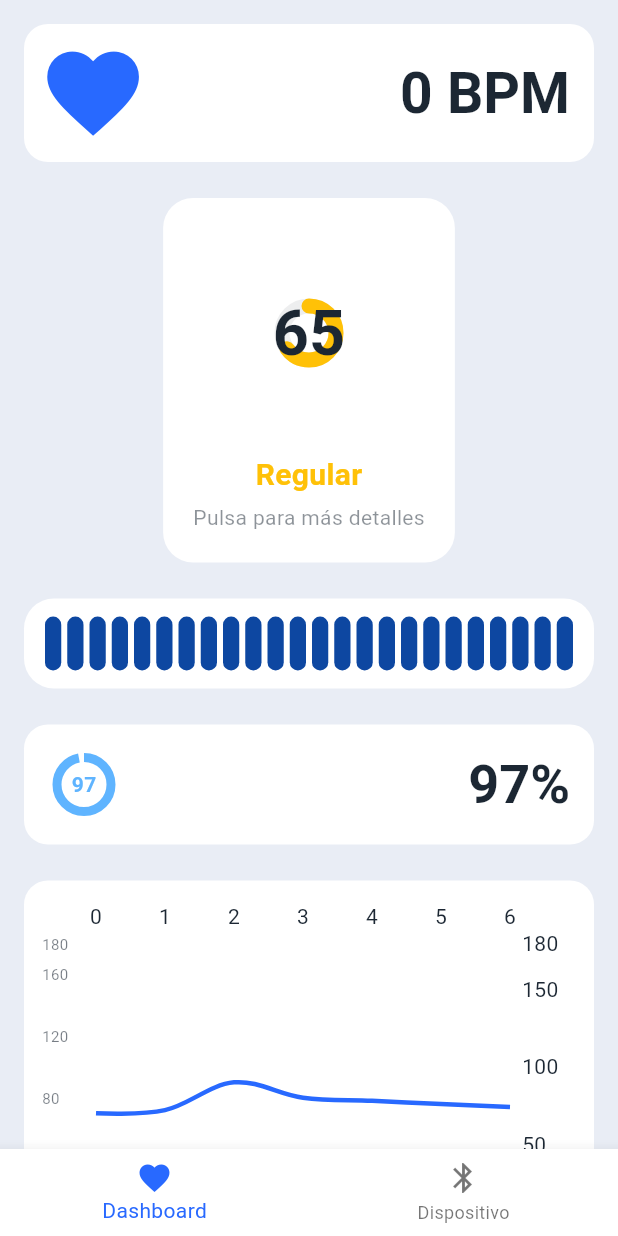
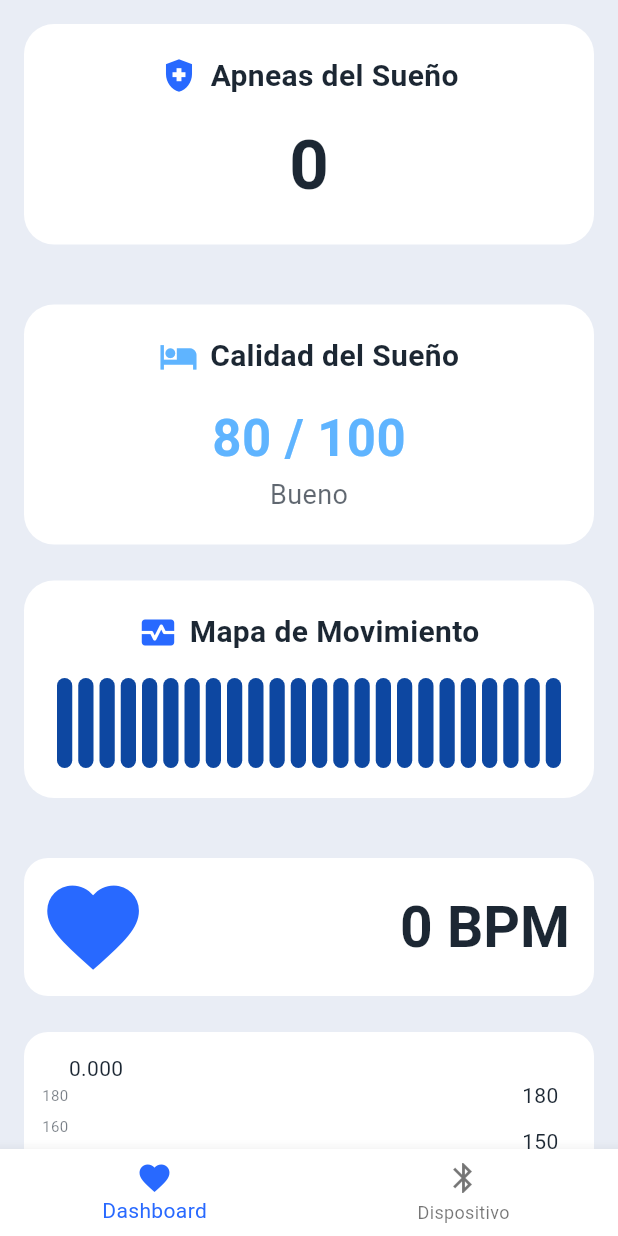
Before and after one commit to PabloElviraCalatayud/DAS_Detector_Apneas, a Flutter app: the screen it shows after launch, after a tap on "Siguiente", after a tap on "Saltar", on a phone screen of 412 x 824 dp. Run offline on Flutter 3.47's test engine with Material 3 defaults, Android fonts, the phone set to English and light mode, and no system bars; drawn by our look-alikes of fl_chart; our stand-ins replace device_info_plus, file_picker, flutter_svg, permission_handler; missing offline and left inert: flutter_reactive_ble.

Commit message:
Widgets Bonitos, deteccion apnea

```diff
--- a/app_movil_sbc/lib/common/charts/oxygen_chart.dart
+++ /dev/null
@@ -1,79 +0,0 @@
-import 'package:fl_chart/fl_chart.dart';
-import 'package:flutter/material.dart';
-
-class OxygenChartWidget extends StatelessWidget {
-  final List<int> data;
-  final List<int> hours;
-
-  const OxygenChartWidget({
-    super.key,
-    required this.data,
-    required this.hours,
-  });
-
-  @override
-  Widget build(BuildContext context) {
-    return Container(
-      height: 220,
-      padding: const EdgeInsets.all(12),
-      decoration: BoxDecoration(
-        color: Theme.of(context).colorScheme.surface,
-        borderRadius: BorderRadius.circular(16),
-      ),
-      child: LineChart(
-        LineChartData(
-          minY: 80,
-          maxY: 100,
-          gridData: FlGridData(show: false),
-          borderData: FlBorderData(show: false),
-
-          titlesData: FlTitlesData(
-            leftTitles: AxisTitles(
-              sideTitles: SideTitles(
-                showTitles: true,
-                interval: 5,
-                reservedSize: 36,
-                getTitlesWidget: (v, _) {
-                  return Text(
-                    "${v.toInt()}%",
-                    style: TextStyle(
-                      fontSize: 10,
-                      color: Theme.of(context).colorScheme.onSurface.withOpacity(0.6),
-                    ),
-                  );
-                },
-              ),
-            ),
-            bottomTitles: AxisTitles(
-              sideTitles: SideTitles(
-                showTitles: true,
-                interval: 1,
-                getTitlesWidget: (v, _) {
-                  if (v < 0 || v >= hours.length) return const SizedBox.shrink();
-                  return Text(
-                    hours[v.toInt()].toString().padLeft(2,'0'),
-                    style: TextStyle(
-                      fontSize: 10,
-                      color: Theme.of(context).colorScheme.onSurface.withOpacity(0.6),
-                    ),
-                  );
-                },
-              ),
-            ),
-          ),
-
-          lineBarsData: [
-            LineChartBarData(
-              spots: List.generate(data.length, (i) =>
-                  FlSpot(i.toDouble(), data[i].toDouble())),
-              isCurved: true,
-              barWidth: 3,
-              dotData: const FlDotData(show: false),
-              color: Theme.of(context).colorScheme.secondary,
-            ),
-          ],
-        ),
-      ),
-    );
-  }
-}
--- /dev/null
+++ b/app_movil_sbc/lib/common/widgets/Apnea/ApneaCard.dart
@@ -0,0 +1,47 @@
+import 'package:flutter/material.dart';
+import 'package:flutter/material.dart';
+
+class ApneaCard extends StatelessWidget {
+  final int apneaEvents;
+
+  const ApneaCard({super.key, required this.apneaEvents});
+
+  @override
+  Widget build(BuildContext context) {
+    return Container(
+      width: double.infinity,
+      margin: const EdgeInsets.only(bottom: 16),
+      padding: const EdgeInsets.all(20),
+      decoration: BoxDecoration(
+        color: Theme.of(context).colorScheme.surface,
+        borderRadius: BorderRadius.circular(20),
+      ),
+      child: Column(
+        crossAxisAlignment: CrossAxisAlignment.center,
+        children: [
+          Row(
+            mainAxisAlignment: MainAxisAlignment.center,
+            children: [
+              Icon(Icons.health_and_safety,
+                  size: 26,
+                  color: Theme.of(context).colorScheme.primary),
+              const SizedBox(width: 8),
+              const Text(
+                "Apneas del Sueño",
+                style: TextStyle(fontSize: 20, fontWeight: FontWeight.w600),
+              ),
+            ],
+          ),
+          const SizedBox(height: 12),
+          Text(
+            "$apneaEvents",
+            style: const TextStyle(
+              fontSize: 46,
+              fontWeight: FontWeight.bold,
+            ),
+          ),
+        ],
+      ),
+    );
+  }
+}
--- /dev/null
+++ b/app_movil_sbc/lib/common/widgets/Apnea/ApneaDetector.dart
@@ -0,0 +1,58 @@
+import 'dart:async';
+
+import '../../../data/models/sensor_data.dart';
+
+
+class ApneaDetector {
+  final Stream<SensorData> sensorStream;
+  final Duration window;
+  final _controller = StreamController<int>.broadcast();
+
+  int _events = 0;
+  int get totalEvents => _events;
+
+  final List<SensorData> _buffer = [];
+
+  Stream<int> get apneaEventsStream {
+    return _controller.stream;
+  }
+
+  ApneaDetector({
+    required this.sensorStream,
+    this.window = const Duration(seconds: 20),
+  }) {
+    sensorStream.listen(_onData);
+  }
+
+  void _onData(SensorData data) {
+    _buffer.add(data);
+    final now = DateTime.now().millisecondsSinceEpoch;
+
+    _buffer.removeWhere((d) {
+      return now - d.timestamp > window.inMilliseconds;
+    });
+
+    if (_buffer.length < 5) {
+      return;
+    }
+
+    final movementAvg = _buffer.map((e) => e.movementIndex).reduce((a, b) => a + b) / _buffer.length;
+    final hrvAvg = _buffer.map((e) => e.hrv).reduce((a, b) => a + b) / _buffer.length;
+    final hrList = _buffer.map((e) => e.heartRate).toList();
+
+    if (_isBradycardia(hrList) && movementAvg < 0.15 && hrvAvg < 0.12) {
+      _events++;
+      _controller.add(_events);
+      _buffer.clear();
+    }
+  }
+
+  bool _isBradycardia(List<int> hr) {
+    if (hr.length < 4) {
+      return false;
+    }
+    final first = hr.first;
+    final last = hr.last;
+    return last < first - 4;
+  }
+}
--- a/app_movil_sbc/lib/common/widgets/SleepScore/SleepScoreCard.dart
+++ b/app_movil_sbc/lib/common/widgets/SleepScore/SleepScoreCard.dart
@@ -46,36 +46,8 @@ class SleepScoreCard extends StatelessWidget {
 
     final color = _categoryColor(context, score);
 
-    return GestureDetector(
-      onTap: () {
-        showModalBottomSheet(
-          context: context,
-          backgroundColor: Theme.of(context).colorScheme.surface,
-          shape: RoundedRectangleBorder(borderRadius: BorderRadius.circular(20)),
-          builder: (_) {
-            return Padding(
-              padding: const EdgeInsets.all(24),
-              child: Column(
-                mainAxisSize: MainAxisSize.min,
-                crossAxisAlignment: CrossAxisAlignment.start,
-                children: [
-                  Text("Detalles del sueño",
-                      style: Theme.of(context).textTheme.titleLarge),
-                  const SizedBox(height: 20),
-
-                  Text("Movimiento: ${(movementIndex * 100).round()}%"),
-                  Text("Eventos de apnea/hora: ${apneaEventsPerHr.toStringAsFixed(1)}"),
-                  Text("Variabilidad cardíaca: ${(hrVariability * 100).round()}%"),
-                  Text("Frecuencia cardíaca: $heartRate BPM"),
-
-                  const SizedBox(height: 20),
-                ],
-              ),
-            );
-          },
-        );
-      },
-      child: Container(
+    return Container(
+      width: double.infinity,
       padding: const EdgeInsets.all(20),
       decoration: BoxDecoration(
         color: Theme.of(context).colorScheme.surface,
@@ -83,59 +55,35 @@ class SleepScoreCard extends StatelessWidget {
       ),
       child: Column(
         children: [
-            TweenAnimationBuilder(
-              tween: Tween<double>(begin: 0, end: score.toDouble()),
-              duration: const Duration(milliseconds: 900),
-              builder: (context, value, _) {
-                return SizedBox(
-                  height: 140,
-                  width: 140,
-                  child: Stack(
-                    alignment: Alignment.center,
+          Row(
+            mainAxisAlignment: MainAxisAlignment.center,
             children: [
-                      CircularProgressIndicator(
-                        value: value / 100,
-                        strokeWidth: 10,
-                        strokeCap: StrokeCap.round,
+              Icon(Icons.hotel, size: 26, color: color),
+              const SizedBox(width: 8),
+              const Text(
+                "Calidad del Sueño",
+                style: TextStyle(fontSize: 20, fontWeight: FontWeight.w600),
+              ),
+            ],
+          ),
+          const SizedBox(height: 16),
+          Text(
+            "$score / 100",
+            style: TextStyle(
+              fontSize: 34,
+              fontWeight: FontWeight.bold,
               color: color,
-                        backgroundColor:
-                        Theme.of(context).colorScheme.onSurface.withOpacity(0.08),
+            ),
           ),
           Text(
-                        value.toInt().toString(),
-                        style: Theme.of(context).textTheme.titleLarge?.copyWith(
-                          fontSize: 42,
-                          fontWeight: FontWeight.bold,
+            _category(score),
+            style: TextStyle(
+              fontSize: 18,
+              color: Theme.of(context).colorScheme.onSurface.withOpacity(0.7),
             ),
           ),
         ],
       ),
     );
-              },
-            ),
-            const SizedBox(height: 10),
-
-            Text(
-              _category(score),
-              style: TextStyle(
-                fontSize: 20,
-                fontWeight: FontWeight.w600,
-                color: color,
-              ),
-            ),
-
-            const SizedBox(height: 4),
-
-            Text(
-              "Pulsa para más detalles",
-              style: TextStyle(
-                fontSize: 14,
-                color: Theme.of(context).colorScheme.onSurface.withOpacity(0.5),
-              ),
-            ),
-          ],
-        ),
-      ),
-    );
   }
 }
--- a/app_movil_sbc/lib/common/widgets/heatmap_widget.dart
+++ b/app_movil_sbc/lib/common/widgets/heatmap_widget.dart
@@ -1,7 +1,7 @@
 import 'package:flutter/material.dart';
 
 class MovementHeatmap extends StatelessWidget {
-  final List<double> activity; // valores 0..1
+  final List<double> activity;
   final double height;
   final double spacing;
 
@@ -12,56 +12,54 @@ class MovementHeatmap extends StatelessWidget {
     this.spacing = 4,
   });
 
-  /// Escala deseada:
-  /// 0.0 → azul
-  /// 0.5 → amarillo
-  /// 1.0 → rojo
   Color _mapColor(double v, bool dark) {
     v = v.clamp(0.0, 1.0);
 
-    // AZULES (0 → 0.50)
-    const deepBlue = Color(0xFF0D47A1);   // azul muy oscuro
-    const midBlue  = Color(0xFF1976D2);   // azul medio
-    const lightBlue = Color(0xFF64B5F6);  // azul claro (NO verde)
-
-    // ALTOS (0.50 → 1.0)
+    const deepBlue = Color(0xFF0D47A1);
+    const midBlue = Color(0xFF1976D2);
+    const lightBlue = Color(0xFF64B5F6);
     const yellow = Color(0xFFFFEB3B);
     const orange = Color(0xFFFF9800);
     const red = Color(0xFFE53935);
 
     final opacity = dark ? 0.85 : 1.0;
 
-    if (v < 0.25) {
-      // 0.00 → 0.25
-      return Color.lerp(deepBlue, midBlue, v / 0.25)!.withOpacity(opacity);
-    }
-    else if (v < 0.50) {
-      // 0.25 → 0.50
-      return Color.lerp(midBlue, lightBlue, (v - 0.25) / 0.25)!.withOpacity(opacity);
-    }
-    else if (v < 0.75) {
-      // 0.50 → 0.75: amarillo → naranja
-      return Color.lerp(yellow, orange, (v - 0.50) / 0.25)!.withOpacity(opacity);
-    }
-    else {
-      // 0.75 → 1.00: naranja → rojo
+    if (v < 0.25) return Color.lerp(deepBlue, midBlue, v / 0.25)!.withOpacity(opacity);
+    if (v < 0.50) return Color.lerp(midBlue, lightBlue, (v - 0.25) / 0.25)!.withOpacity(opacity);
+    if (v < 0.75) return Color.lerp(yellow, orange, (v - 0.50) / 0.25)!.withOpacity(opacity);
     return Color.lerp(orange, red, (v - 0.75) / 0.25)!.withOpacity(opacity);
   }
-  }
-
-
 
   @override
   Widget build(BuildContext context) {
     final isDark = Theme.of(context).brightness == Brightness.dark;
 
     return Container(
-      height: height,
-      padding: const EdgeInsets.all(12),
+      width: double.infinity,
+      padding: const EdgeInsets.all(20),
+      margin: const EdgeInsets.only(bottom: 16),
       decoration: BoxDecoration(
-        color: Theme.of(context).colorScheme.surfaceContainerHighest,
+        color: Theme.of(context).colorScheme.surface,
         borderRadius: BorderRadius.circular(20),
       ),
+      child: Column(
+        children: [
+          Row(
+            mainAxisAlignment: MainAxisAlignment.center,
+            children: [
+              Icon(Icons.monitor_heart,
+                  size: 26,
+                  color: Theme.of(context).colorScheme.primary),
+              const SizedBox(width: 8),
+              const Text(
+                "Mapa de Movimiento",
+                style: TextStyle(fontSize: 20, fontWeight: FontWeight.w600),
+              ),
+            ],
+          ),
+          const SizedBox(height: 16),
+          SizedBox(
+            height: height,
             child: Row(
               children: List.generate(activity.length, (i) {
                 return Expanded(
@@ -75,6 +73,9 @@ class MovementHeatmap extends StatelessWidget {
                 );
               }),
             ),
+          ),
+        ],
+      ),
     );
   }
 }
--- a/app_movil_sbc/lib/common/widgets/spo2_radial_widget.dart
+++ /dev/null
@@ -1,58 +0,0 @@
-import 'package:flutter/material.dart';
-import 'package:provider/provider.dart';
-import '../../data/bluetooth/ble_manager.dart';
-
-class SpO2Widget extends StatelessWidget {
-  const SpO2Widget({super.key});
-
-  @override
-  Widget build(BuildContext context) {
-    final ble = context.watch<BleManager>();
-
-    // Por ahora → valor fijo hasta que tengamos SpO2 real
-    final int spo2 = 97;
-
-    return Container(
-      height: 80,
-      padding: const EdgeInsets.symmetric(horizontal: 16),
-      decoration: BoxDecoration(
-        color: Theme.of(context).colorScheme.surface,
-        borderRadius: BorderRadius.circular(16),
-      ),
-      child: Row(
-        children: [
-          SizedBox(
-            width: 48,
-            height: 48,
-            child: Stack(
-              alignment: Alignment.center,
-              children: [
-                CircularProgressIndicator(
-                  value: spo2 / 100,
-                  strokeWidth: 6,
-                  backgroundColor: Theme.of(context).colorScheme.surface.withOpacity(0.2),
-                  color: Theme.of(context).colorScheme.secondary,
-                ),
-                Text('$spo2',
-                    style: TextStyle(
-                        fontWeight: FontWeight.bold,
-                        color: Theme.of(context).colorScheme.secondary)),
-              ],
-            ),
-          ),
-          const SizedBox(width: 12),
-          Expanded(
-            child: Text(
-              "$spo2%",
-              textAlign: TextAlign.right,
-              style: Theme.of(context).textTheme.titleLarge?.copyWith(
-                fontSize: 36,
-                fontWeight: FontWeight.w700,
-              ),
-            ),
-          ),
-        ],
-      ),
-    );
-  }
-}
--- a/app_movil_sbc/lib/data/models/sensor_data.dart
+++ b/app_movil_sbc/lib/data/models/sensor_data.dart
@@ -1,6 +1,5 @@
-import 'package:flutter/foundation.dart';
-
 class SensorData {
+  final int timestamp;
   final int heartRate;
   final int oxygen;
   final double movementIndex;
@@ -9,6 +8,7 @@ class SensorData {
   final double apneaEventsPerHour;
 
   const SensorData({
+    required this.timestamp,
     required this.heartRate,
     required this.oxygen,
     required this.movementIndex,
@@ -18,6 +18,7 @@ class SensorData {
   });
 
   SensorData copyWith({
+    int? timestamp,
     int? heartRate,
     int? oxygen,
     double? movementIndex,
@@ -26,6 +27,7 @@ class SensorData {
     double? apneaEventsPerHour,
   }) {
     return SensorData(
+      timestamp: timestamp ?? this.timestamp,
       heartRate: heartRate ?? this.heartRate,
       oxygen: oxygen ?? this.oxygen,
       movementIndex: movementIndex ?? this.movementIndex,
--- a/app_movil_sbc/lib/data/models/sensor_data_model.dart
+++ b/app_movil_sbc/lib/data/models/sensor_data_model.dart
@@ -1,5 +1,4 @@
 import 'dart:async';
-import 'package:flutter/foundation.dart';
 import 'sensor_data.dart';
 import '../bluetooth/ble_packet.dart';
 
@@ -7,26 +6,26 @@ class SensorDataModel {
   SensorDataModel._internal();
   static final SensorDataModel instance = SensorDataModel._internal();
 
-  final StreamController<SensorData> _controller =
-  StreamController<SensorData>.broadcast();
-
+  final StreamController<SensorData> _controller = StreamController<SensorData>.broadcast();
   Stream<SensorData> get sensorStream => _controller.stream;
 
   SensorData? lastData;
 
   void process(BlePacket packet) {
     final int bpm = packet.pulses.isNotEmpty ? packet.pulses.last : 0;
+    final int ts = packet.timestamp;
 
-    // Generar 24 valores de movimiento
     final imu = packet.imuSamples;
     final movementActivity = List<double>.filled(24, 0.0);
+
     if (imu.isNotEmpty) {
       final blockSize = (imu.length / 24).ceil();
       for (int i = 0; i < 24; i++) {
         final start = i * blockSize;
         final end = (start + blockSize).clamp(0, imu.length);
-        if (start >= imu.length) break;
-
+        if (start >= imu.length) {
+          break;
+        }
         double total = 0;
         for (int j = start; j < end; j++) {
           final s = imu[j];
@@ -34,8 +33,6 @@ class SensorDataModel {
         }
         movementActivity[i] = total / (end - start);
       }
-
-      // Normalizar a 0..1
       final maxValue = movementActivity.reduce((a, b) => a > b ? a : b);
       if (maxValue > 0) {
         for (int i = 0; i < 24; i++) {
@@ -45,10 +42,11 @@ class SensorDataModel {
     }
 
     final data = SensorData(
+      timestamp: ts,
       heartRate: bpm,
       oxygen: 0,
       movementIndex: _calculateMovement(packet),
-      movementActivity: movementActivity, // <- NUEVO
+      movementActivity: movementActivity,
       hrv: _estimateHrv(packet),
       apneaEventsPerHour: 0,
     );
@@ -57,18 +55,15 @@ class SensorDataModel {
     _controller.add(data);
   }
 
-
   double _calculateMovement(BlePacket packet) {
     double total = 0;
     final imu = packet.imuSamples;
     if (imu.isEmpty) {
       return 0;
     }
-
     for (final s in imu) {
       total += (s.ax.abs() + s.ay.abs() + s.az.abs()) / 3.0;
     }
-
     return total / imu.length;
   }
 
@@ -77,8 +72,7 @@ class SensorDataModel {
     if (samples.length < 2) {
       return 0;
     }
-
     final rr = samples[samples.length - 1] - samples[samples.length - 2];
-    return (rr.abs() * 0.1);
+    return rr.abs() * 0.1;
   }
 }
--- a/app_movil_sbc/lib/screens/dashboard/dashboard_content.dart
+++ b/app_movil_sbc/lib/screens/dashboard/dashboard_content.dart
@@ -1,74 +1,106 @@
 import 'package:flutter/material.dart';
 import 'package:provider/provider.dart';
 
+import '../../common/widgets/Apnea/ApneaCard.dart';
+import '../../common/widgets/Apnea/ApneaDetector.dart';
+
+import '../../common/widgets/SleepScore/SleepScoreCard.dart';
 import '../../common/widgets/SleepScore/SleepScoreCalculator.dart';
-import '../../common/widgets/SleepScore/SleepScoreCard.dart';
+
+import '../../common/widgets/heatmap_widget.dart';
 import '../../common/widgets/heartbeat_widget.dart';
-import '../../common/widgets/heatmap_widget.dart';
-import '../../common/widgets/spo2_radial_widget.dart';
-
 import '../../common/charts/heart_rate_chart.dart';
-import '../../common/charts/oxygen_chart.dart';
-import '../../data/bluetooth/ble_manager.dart';
 
 import '../../data/models/sensor_data.dart';
 import '../../data/models/sensor_data_model.dart';
 
-class DashboardContent extends StatelessWidget {
+class DashboardContent extends StatefulWidget {
   const DashboardContent({super.key});
 
   @override
+  State<DashboardContent> createState() => _DashboardContentState();
+}
+
+class _DashboardContentState extends State<DashboardContent> {
+  late final ApneaDetector _apneaDetector;
+  int apneaEvents = 0;
+  final List<int> heartHistory = [];
+
+  @override
+  void initState() {
+    super.initState();
+
+    _apneaDetector = ApneaDetector(
+      sensorStream: SensorDataModel.instance.sensorStream,
+    );
+
+    _apneaDetector.apneaEventsStream.listen((value) {
+      setState(() {
+        apneaEvents = value;
+      });
+    });
+
+    SensorDataModel.instance.sensorStream.listen((data) {
+      if (data.heartRate > 0) {
+        setState(() {
+          heartHistory.add(data.heartRate);
+          if (heartHistory.length > 100) {
+            heartHistory.removeAt(0);
+          }
+        });
+      }
+    });
+  }
+
+  @override
   Widget build(BuildContext context) {
-    final ble = context.watch<BleManager>();
+    return SafeArea(
+      child: StreamBuilder<SensorData>(
+        stream: SensorDataModel.instance.sensorStream,
+        builder: (context, snapshot) {
+          final data = snapshot.data;
 
-    //
-    // ================================
-    // DATOS SIMULADOS (TEMPORAL)
-    // ================================
-    final heartRateData = [70, 72, 90, 80, 78, 76, 74];
-    final spo2Data = [98, 97, 99, 95, 97, 98, 97];
+          final movementActivity = data?.movementActivity ?? List.filled(24, 0.0);
+          final movementIndex = data?.movementIndex ?? 0.0;
+          final hrv = data?.hrv ?? 0.0;
+          final heartRate = data?.heartRate ?? 0;
 
-    return SafeArea(
-      child: SingleChildScrollView(
+          final sleepScore = SleepScoreCalculator.compute(
+            movementIndex: movementIndex,
+            apneaEventsPerHr: apneaEvents.toDouble(),
+            hrVariability: hrv,
+            heartRate: heartRate,
+          );
+
+          return SingleChildScrollView(
             padding: const EdgeInsets.all(16),
             child: Column(
               children: [
+                ApneaCard(apneaEvents: apneaEvents),
+                const SizedBox(height: 24),
+
+                SleepScoreCard(
+                  movementIndex: movementIndex,
+                  apneaEventsPerHr: apneaEvents.toDouble(),
+                  hrVariability: hrv,
+                  heartRate: heartRate,
+                ),
+                const SizedBox(height: 24),
+
+                MovementHeatmap(activity: movementActivity),
+                const SizedBox(height: 24),
+
                 const HeartBeatWidget(),
                 const SizedBox(height: 24),
 
-            SleepScoreCard(
-              movementIndex: 0.4,
-              apneaEventsPerHr: 3,
-              hrVariability: 0.6,
-              heartRate: 72, // 💓 simulado por ahora
-            ),
-
-            const SizedBox(height: 24),
-            StreamBuilder<SensorData>(
-              stream: SensorDataModel.instance.sensorStream,
-              builder: (context, snapshot) {
-                final movementActivity = snapshot.data?.movementActivity ?? List.filled(24, 0.0);
-                return MovementHeatmap(activity: movementActivity);
-              },
-            ),
-
-            const SizedBox(height: 24),
-
-            const SpO2Widget(),
-            const SizedBox(height: 24),
-
                 HeartRateChartWidget(
-              data: heartRateData,
-              hours: List.generate(heartRateData.length, (i) => i),
-            ),
-            const SizedBox(height: 24),
-
-            OxygenChartWidget(
-              data: spo2Data,
-              hours: List.generate(spo2Data.length, (i) => i),
+                  data: heartHistory,
+                  hours: List.generate(heartHistory.length, (i) => i),
                 ),
               ],
             ),
+          );
+        },
       ),
     );
   }
```
Lines whose indentation alone changed are shown as unchanged.
